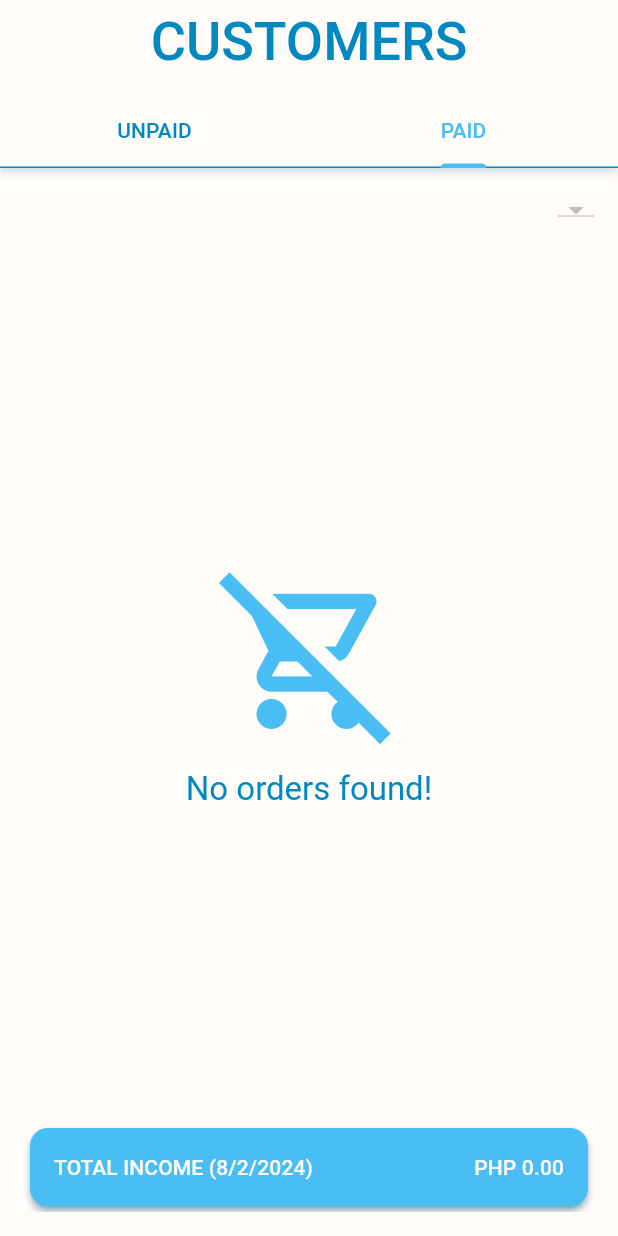
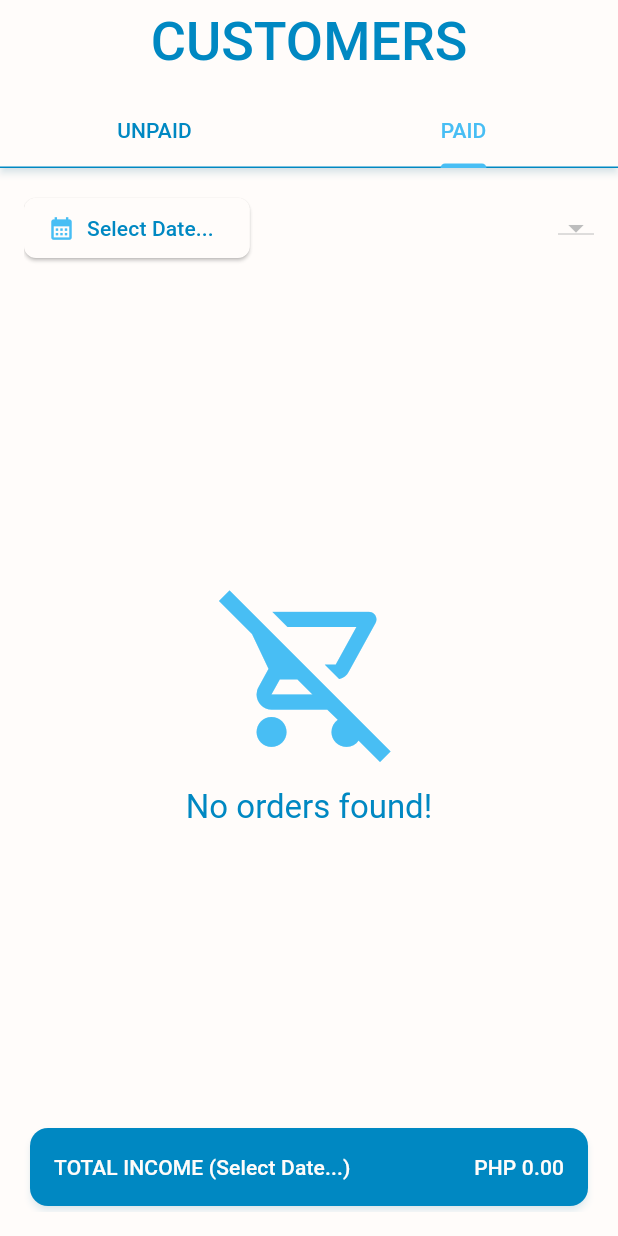
Before and after one commit to Hybrev/hook_diner_app, a Flutter app: the CustomerView screen opened by its route, tab 2 chosen, on a phone screen of 412 x 824 dp. Run offline on Flutter 3.47's test engine with Material 3 defaults, Android fonts, the phone set to English and light mode, and no system bars; our stand-ins replace cloud_firestore, firebase_auth, firebase_core, flutter_speed_dial, get_it, stacked and 1 more; missing offline and left inert: change_case; accounts and stored records are empty.

Commit message:
added date filtering for paid orders

```diff
--- a/lib/app/modules/customer orders/widgets/order_grid.dart
+++ b/lib/app/modules/customer orders/widgets/order_grid.dart
@@ -21,14 +21,10 @@ class OrderGrid extends ViewModelWidget<CustomerOrdersViewModel> {
         children: [
           // filter to show regular customer orders or all orders
           FilterActions(
-            onSearchBarChanged: (value) {},
-            onDateChanged: (value) => showDatePicker(
-              context: context,
-              initialDate: DateTime.now(),
-              firstDate: DateTime.now(),
-              lastDate: DateTime.now().add(const Duration(days: 365)),
-            ),
-            datePickerController: viewModel.datePickerController,
+            onDateChanged: status == 'unpaid'
+                ? null
+                : () => viewModel.getOrdersFromDate(context),
+            selectedDate: viewModel.selectedDate,
             dropdownItems: viewModel.customers ?? [],
             dropdownController: status == 'unpaid'
                 ? viewModel.unpaidDropdown
@@ -78,9 +74,9 @@ class OrderGrid extends ViewModelWidget<CustomerOrdersViewModel> {
                 maxWidth: 840,
               ),
               child: Card(
-                shadowColor: appTheme.colorScheme.onSurface,
+                shadowColor: appTheme.colorScheme.primary.withOpacity(0.25),
                 elevation: 2,
-                color: appTheme.colorScheme.primary,
+                color: appTheme.colorScheme.onSurface,
                 child: Padding(
                   padding: const EdgeInsets.all(16.0),
                   child: Row(
--- a/lib/app/shared/widgets/filter_actions.dart
+++ b/lib/app/shared/widgets/filter_actions.dart
@@ -6,7 +6,7 @@ class FilterActions extends StatelessWidget {
     super.key,
     this.searchBarController,
     this.onSearchBarChanged,
-    this.datePickerController,
+    this.selectedDate,
     this.onDateChanged,
     required this.dropdownItems,
     required this.dropdownController,
@@ -16,8 +16,8 @@ class FilterActions extends StatelessWidget {
   final Function(String value)? onSearchBarChanged;
   final TextEditingController? searchBarController;
 
-  final Function(String value)? onDateChanged;
-  final TextEditingController? datePickerController;
+  final Function()? onDateChanged;
+  final String? selectedDate;
 
   final List dropdownItems;
   final TextEditingController dropdownController;
@@ -26,9 +26,10 @@ class FilterActions extends StatelessWidget {
   @override
   Widget build(BuildContext context) {
     final appTheme = Theme.of(context);
+    // check device width if fit for landscape
     if (MediaQuery.sizeOf(context).width > 600) {
       return Row(
-        mainAxisAlignment: MainAxisAlignment.spaceEvenly,
+        mainAxisAlignment: MainAxisAlignment.spaceAround,
         children: [
           if (searchBarController != null)
             Padding(
@@ -47,22 +48,22 @@ class FilterActions extends StatelessWidget {
                 controller: searchBarController,
               ),
             ),
-          if (datePickerController != null)
-            Padding(
-              padding: const EdgeInsets.all(8.0),
-              child: TextField(
-                controller: datePickerController,
-                readOnly: true,
-                onTap: () => onDateChanged!(datePickerController!.text),
-                decoration: const InputDecoration(
-                  border: OutlineInputBorder(),
-                  labelText: 'Date',
-                  contentPadding:
-                      EdgeInsets.symmetric(vertical: 12, horizontal: 16),
+          if (onDateChanged != null)
+            ElevatedButton.icon(
+              onPressed: () => onDateChanged!(),
+              style: ElevatedButton.styleFrom(
+                shape: RoundedRectangleBorder(
+                    borderRadius: BorderRadius.circular(8)),
+              ),
+              icon: const Icon(Icons.calendar_month),
+              label: Text(
+                selectedDate!,
+                style: appTheme.textTheme.labelLarge,
               ),
             ),
-            ),
-          DropdownButton<String>(
+          Align(
+            alignment: Alignment.centerRight,
+            child: DropdownButton<String>(
               value: dropdownController.text,
               style: appTheme.textTheme.labelLarge,
               focusColor: Theme.of(context).colorScheme.tertiary,
@@ -84,6 +85,7 @@ class FilterActions extends StatelessWidget {
                       )
                       .toList(),
               onChanged: (value) => onDropdownChanged(value!),
+            ),
           ),
         ],
       );
@@ -107,8 +109,50 @@ class FilterActions extends StatelessWidget {
               controller: searchBarController,
             ),
           ),
+        // if date filtering is enabled
+        if (onDateChanged != null)
+          Row(
+            mainAxisAlignment: MainAxisAlignment.spaceBetween,
+            children: [
+              ElevatedButton.icon(
+                onPressed: () => onDateChanged!(),
+                style: ElevatedButton.styleFrom(
+                  shape: RoundedRectangleBorder(
+                      borderRadius: BorderRadius.circular(8)),
+                ),
+                icon: const Icon(Icons.calendar_month),
+                label: Text(
+                  selectedDate!,
+                  style: appTheme.textTheme.labelLarge,
+                ),
+              ),
+              DropdownButton<String>(
+                value: dropdownController.text,
+                focusColor: Theme.of(context).colorScheme.tertiary,
+                items: dropdownItems is List<Customer?>
+                    ? dropdownItems
+                        .map(
+                          (e) => DropdownMenuItem<String>(
+                            value: e.id,
+                            child: Text(e.name ?? ''),
+                          ),
+                        )
+                        .toList()
+                    : dropdownItems
+                        .map(
+                          (e) => DropdownMenuItem<String>(
+                            value: e.id,
+                            child: Text(e.title ?? ''),
+                          ),
+                        )
+                        .toList(),
+                onChanged: (value) => onDropdownChanged(value!),
+              ),
+            ],
+          )
+        else
           Align(
-          alignment: Alignment.topRight,
+            alignment: Alignment.centerRight,
             child: DropdownButton<String>(
               value: dropdownController.text,
               focusColor: Theme.of(context).colorScheme.tertiary,
```
Also changed, not shown: lib/app/modules/customer orders/customer_orders_viewmodel.dart (+24 -7 lines). Lines whose indentation alone changed are shown as unchanged.
